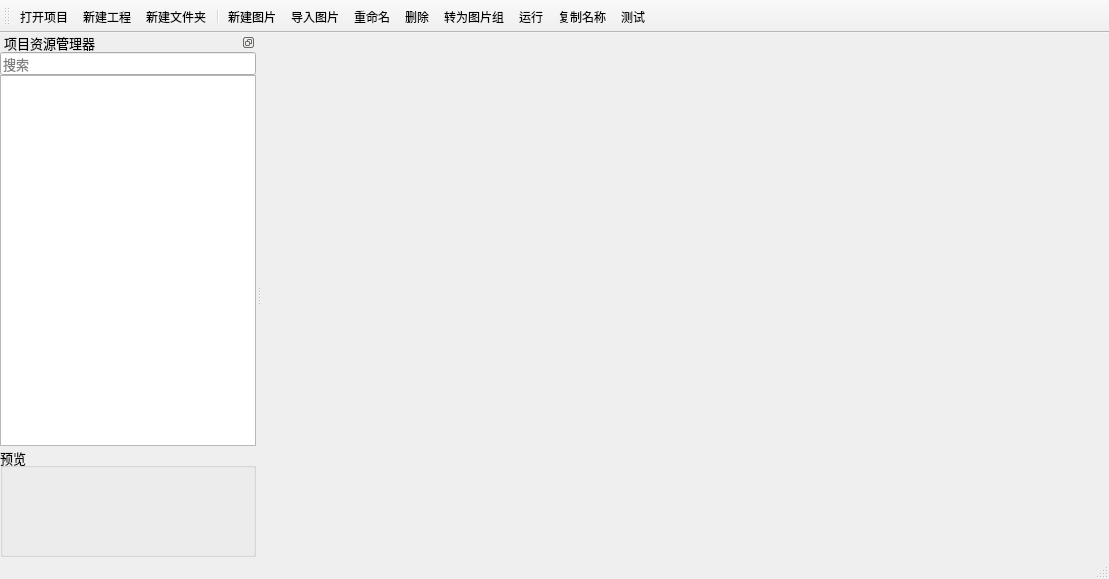
First picture: the form in BmpManager/mainwindow.ui, repository luckyPtr/BitmapStudio, before the edit.
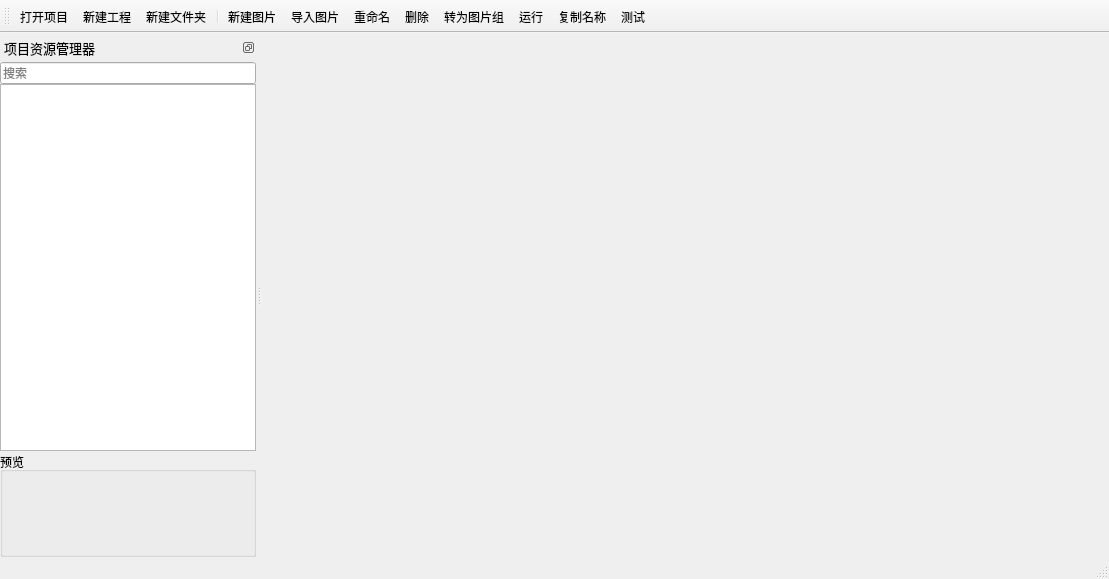
Second picture: the form after the edit. Icons and pictures are not drawn. Custom widgets are drawn as their Qt base class.

Patch:
```diff
--- a/BmpManager/mainwindow.ui
+++ b/BmpManager/mainwindow.ui
@@ -119,6 +119,12 @@
      <pointsize>10</pointsize>
     </font>
    </property>
+   <property name="styleSheet">
+    <string notr="true">QDockWidget::title
+{
+        padding: 7px;
+}</string>
+   </property>
    <property name="floating">
     <bool>false</bool>
    </property>
```
Left out of the diff: 3 changed lines with no effect on the pictures.
